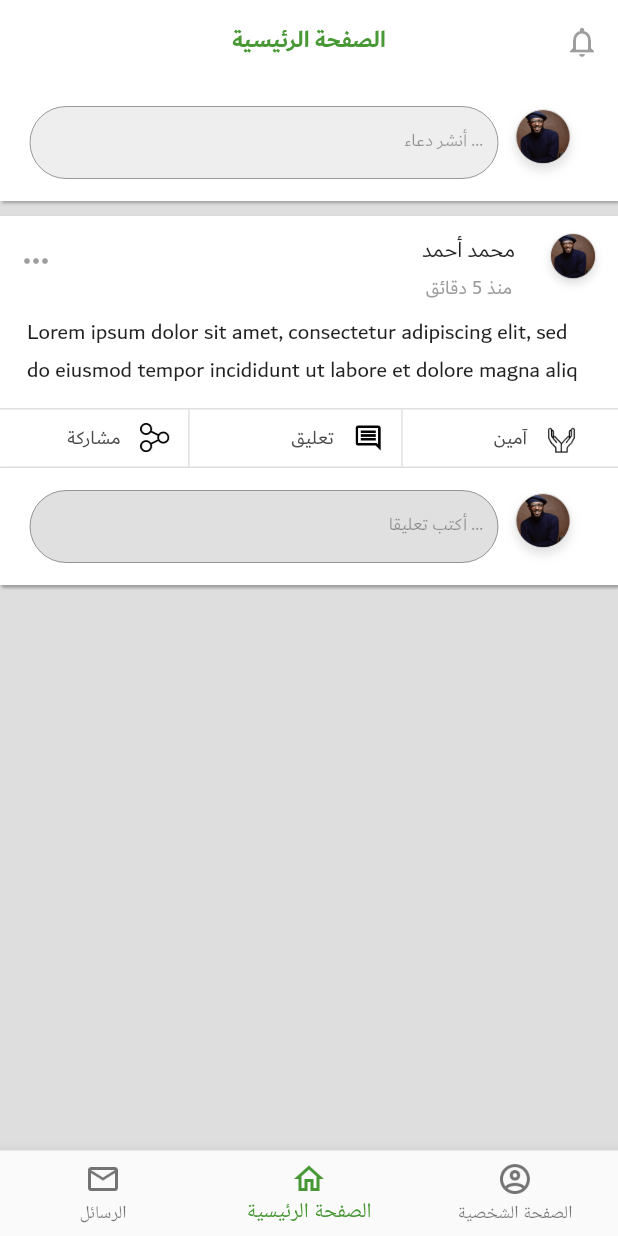
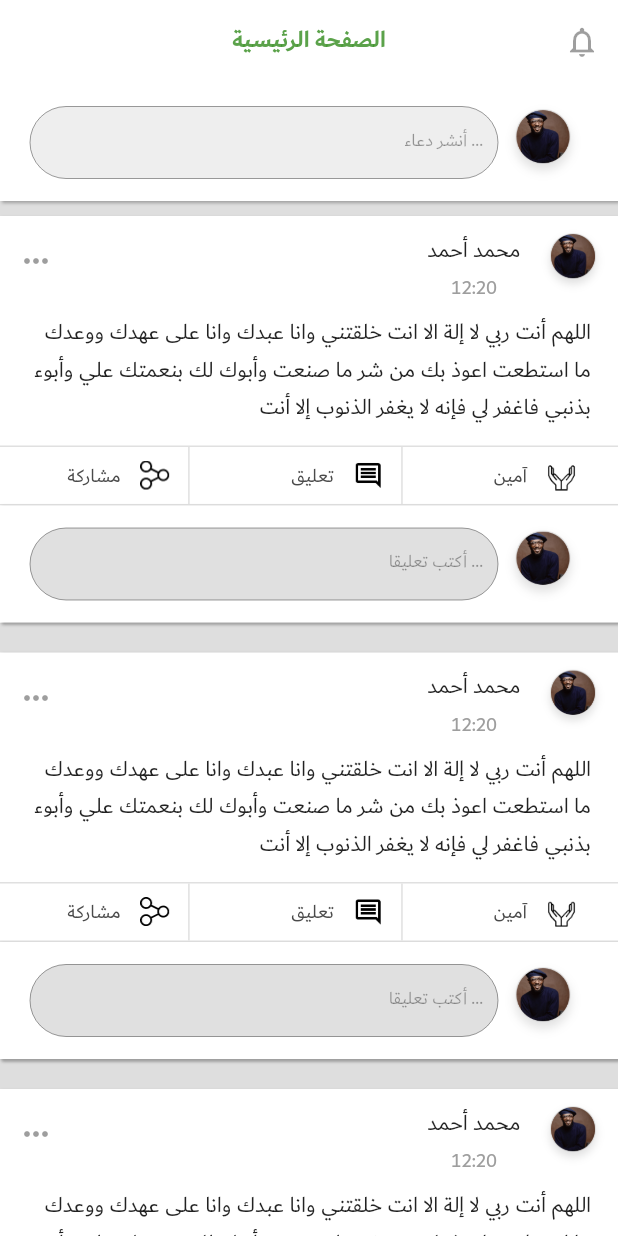
Before and after one commit to Youssefguba/Ameen, a Flutter app: the NewsFeed screen opened directly, on a phone screen of 412 x 824 dp. Run offline on Flutter 3.47's test engine with Material 2 defaults, Android fonts, the phone set to English and light mode, and no system bars.

Commit message:
Create a Widget file for Post & Home Screen for Handle Navigation of Screens

```diff
--- a/lib/main.dart
+++ b/lib/main.dart
@@ -1,6 +1,7 @@
 import 'package:ameen/helpers/ui/app_color.dart';
 import 'package:ameen/ui/Screens/chat_page.dart';
 import 'package:ameen/ui/Screens/contacts_list.dart';
+import 'package:ameen/ui/Screens/home.dart';
 import 'package:flutter/material.dart';
 import 'package:flutter/services.dart';
 
@@ -20,7 +21,7 @@ class MyApp extends StatelessWidget {
         primaryColor: Color.fromRGBO(62, 146, 42, 1),
       ),
       debugShowCheckedModeBanner: false,
-      home: ChatPage(),
+      home: Home(),
     );
   }
 }
--- a/lib/ui/Screens/news_feed.dart
+++ b/lib/ui/Screens/news_feed.dart
@@ -3,7 +3,9 @@ import 'package:ameen/ui/widgets/bottom_navigation.dart';
 import 'package:ameen/ui/widgets/custom_app_bar.dart';
 import 'package:ameen/ui/widgets/post_widgets/head_of_post.dart';
 import 'package:ameen/ui/widgets/news_feed_widgets/create_post_or_comment_widget.dart';
+import 'package:ameen/ui/widgets/post_widgets/post_widget.dart';
 import 'package:ameen/ui/widgets/post_widgets/reactions_button_row.dart';
+import 'package:flutter/cupertino.dart';
 import 'package:flutter/material.dart';
 import 'package:flutter/widgets.dart';
 
@@ -18,127 +20,147 @@ class _NewsFeedState extends State<NewsFeed> {
     return Scaffold(
       backgroundColor: cBackground,
       appBar: CustomAppBar(),
-      bottomNavigationBar: BottomNavigation(1),
-      body: SingleChildScrollView(
-        child: Container(
-          height: MediaQuery.of(context).size.height,
-          child: Stack(
-            children: <Widget>[
-              Column(
+      body: Container(
+        child: ListView(
                 children: <Widget>[
                   CreatePostOrComment("أنشر دعاء ...", Colors.grey[200]),
-                  _postCard(),
+                  PostWidget(
+                    name:"محمد أحمد" ,
+                    time: "12:20",
+                    image: AssetImage("assets/images/person_test.png"),
+                    content: "اللهم أنت ربي لا إلة الا انت خلقتني وانا عبدك وانا على عهدك ووعدك ما استطعت اعوذ بك من شر ما صنعت وأبوك لك بنعمتك علي وأبوء بذنبي فاغفر لي فإنه لا يغفر الذنوب إلا أنت",
+                  ),
+                  PostWidget(
+                    name:"محمد أحمد" ,
+                    time: "12:20",
+                    image: AssetImage("assets/images/person_test.png"),
+                    content: "اللهم أنت ربي لا إلة الا انت خلقتني وانا عبدك وانا على عهدك ووعدك ما استطعت اعوذ بك من شر ما صنعت وأبوك لك بنعمتك علي وأبوء بذنبي فاغفر لي فإنه لا يغفر الذنوب إلا أنت",
+                  ),
+                  PostWidget(
+                    name:"محمد أحمد" ,
+                    time: "12:20",
+                    image: AssetImage("assets/images/person_test.png"),
+                    content: "اللهم أنت ربي لا إلة الا انت خلقتني وانا عبدك وانا على عهدك ووعدك ما استطعت اعوذ بك من شر ما صنعت وأبوك لك بنعمتك علي وأبوء بذنبي فاغفر لي فإنه لا يغفر الذنوب إلا أنت",
+                  ),
+                  PostWidget(
+                    name:"محمد أحمد" ,
+                    time: "12:20",
+                    image: AssetImage("assets/images/person_test.png"),
+                    content: "اللهم أنت ربي لا إلة الا انت خلقتني وانا عبدك وانا على عهدك ووعدك ما استطعت اعوذ بك من شر ما صنعت وأبوك لك بنعمتك علي وأبوء بذنبي فاغفر لي فإنه لا يغفر الذنوب إلا أنت",
+                  ),
+
+
+
+
                 ],
               ),
-            ],
           ),
-        ),
-      ),
     );
   }
 
   /*
   * The Beginning of Post Widget (Photo, Name, Time, Setting, Reactions)..
   * */
-  Widget _postCard() {
-    return Container(
-      decoration: BoxDecoration(
-        color: Colors.white,
-        boxShadow: [
-          BoxShadow(
-            color: Colors.grey,
-            blurRadius: 1.0, // has the effect of softening the shadow
-            offset: new Offset(1.0, 1.0),
-          ),
-        ],
-      ),
-      margin: EdgeInsets.symmetric(vertical: 10),
-      child: Column(
-        children: <Widget>[
-          Padding(
-            padding: EdgeInsets.symmetric(horizontal: 13),
-          ),
-
-          /*
-           * The top Section of Post (Photo, Time, Settings, Name)
-           * */
-          headOfPost(),
-
-          /*
-          * The Beginning of Text of the Post
-          * */
-          Container(
-            margin: EdgeInsets.symmetric(vertical: 5, horizontal: 5),
-            padding: EdgeInsets.symmetric(horizontal: 13),
-            child: Text(
-              """Lorem ipsum dolor sit amet, consectetur adipiscing elit, sed do eiusmod tempor incididunt ut labore et dolore magna aliq""",
-              style: TextStyle(
-                fontFamily: 'Dubai',
-                fontSize: 15,
-              ),
-            ),
-          ),
-          /*
-          * The End of Text of the Post
-          * */
-
-          /*
-          * The Beginning of Reaction Buttons Row
-          * */
-          SizedBox(
-            height: 8,
-          ),
-          Container(
-            width: MediaQuery.of(context).size.width,
-            decoration: BoxDecoration(
-              border: Border(
-                top: BorderSide(
-                  color: Colors.grey[300],
-                ),
-                bottom: BorderSide(
-                  color: Colors.grey[300],
-                ),
-              ),
-            ),
-            child: Row(
-              mainAxisAlignment: MainAxisAlignment.spaceAround,
-              children: <Widget>[
-                Container(
-                  padding: EdgeInsets.symmetric(horizontal: 7.0),
-                  decoration: BoxDecoration(
-                    border: Border(
-                      right: BorderSide(
-                        color: Colors.grey[300],
-                      ),
-                    ),
-                  ),
-                  child: reactionsButtonRow(
-                      AssetImage("assets/images/share_icon.png"), 'مشاركة'),
-                ),
-                Container(
-                  padding: EdgeInsets.symmetric(horizontal: 7.0),
-                  decoration: BoxDecoration(
-                  border: Border(
-                    right: BorderSide(
-                      color: Colors.grey[300],
-                    ),
-                  ),
-                ),
-                child: reactionsButtonRow(
-                    AssetImage("assets/images/comment.png"), 'تعليق'),
-                ),
-                reactionsButtonRow(
-                    AssetImage("assets/images/pray_icon.png"), 'آمين'),
-              ],
-            ),
-          ),
-          /*
-          * The End of Reaction Buttons Row
-          * */
-
-          CreatePostOrComment("أكتب تعليقا ...", Colors.grey[300]),
-        ],
-      ),
-    );
-  }
+//  Widget _postCard() {
+//    return Container(
+//      decoration: BoxDecoration(
+//        color: Colors.white,
+//        boxShadow: [
+//          BoxShadow(
+//            color: Colors.grey,
+//            blurRadius: 1.0, // has the effect of softening the shadow
+//            offset: new Offset(1.0, 1.0),
+//          ),
+//        ],
+//      ),
+//      margin: EdgeInsets.symmetric(vertical: 10),
+//      child: Column(
+//        children: <Widget>[
+//          Padding(
+//            padding: EdgeInsets.symmetric(horizontal: 13),
+//          ),
+//
+//          /*
+//           * The top Section of Post (Photo, Time, Settings, Name)
+//           * */
+//          headOfPost(),
+//
+//          /*
+//          * The Beginning of Text of the Post
+//          * */
+//          Container(
+//            margin: EdgeInsets.symmetric(vertical: 5, horizontal: 5),
+//            padding: EdgeInsets.symmetric(horizontal: 13),
+//            child: Text(
+//              """اللهم إنك انت الحي القيوم لا إلة الا انت نستغفرك ونتوب إليك ونؤمن بك ونتوكل عليك انت الغني ونحن الفقراء إليك ، أنت القوي ونحن الضعفاء إليك  """,
+//              style: TextStyle(
+//                fontFamily: 'Dubai',
+//                fontSize: 15,
+//              ),
+//              textDirection: TextDirection.rtl,
+//            ),
+//          ),
+//          /*
+//          * The End of Text of the Post
+//          * */
+//
+//          /*
+//          * The Beginning of Reaction Buttons Row
+//          * */
+//          SizedBox(
+//            height: 8,
+//          ),
+//          Container(
+//            width: MediaQuery.of(context).size.width,
+//            decoration: BoxDecoration(
+//              border: Border(
+//                top: BorderSide(
+//                  color: Colors.grey[300],
+//                ),
+//                bottom: BorderSide(
+//                  color: Colors.grey[300],
+//                ),
+//              ),
+//            ),
+//            child: Row(
+//              mainAxisAlignment: MainAxisAlignment.spaceAround,
+//              children: <Widget>[
+//                Container(
+//                  padding: EdgeInsets.symmetric(horizontal: 7.0),
+//                  decoration: BoxDecoration(
+//                    border: Border(
+//                      right: BorderSide(
+//                        color: Colors.grey[300],
+//                      ),
+//                    ),
+//                  ),
+//                  child: reactionsButtonRow(
+//                      AssetImage("assets/images/share_icon.png"), 'مشاركة'),
+//                ),
+//                Container(
+//                  padding: EdgeInsets.symmetric(horizontal: 7.0),
+//                  decoration: BoxDecoration(
+//                  border: Border(
+//                    right: BorderSide(
+//                      color: Colors.grey[300],
+//                    ),
+//                  ),
+//                ),
+//                child: reactionsButtonRow(
+//                    AssetImage("assets/images/comment.png"), 'تعليق'),
+//                ),
+//                reactionsButtonRow(
+//                    AssetImage("assets/images/pray_icon.png"), 'آمين'),
+//              ],
+//            ),
+//          ),
+//          /*
+//          * The End of Reaction Buttons Row
+//          * */
+//
+//          CreatePostOrComment("أكتب تعليقا ...", Colors.grey[300]),
+//        ],
+//      ),
+//    );
+//  }
 }
--- a/lib/ui/Screens/user_profile.dart
+++ b/lib/ui/Screens/user_profile.dart
@@ -16,7 +16,6 @@ class _UserProfileState extends State<UserProfile> {
     return MaterialApp(
       home: Scaffold(
         backgroundColor: Color.fromRGBO(222, 222, 222, 1),
-        bottomNavigationBar: BottomNavigation(2),
         body: DefaultTabController(
           length: 2,
           child: NestedScrollView(
@@ -67,7 +66,7 @@ class _UserProfileState extends State<UserProfile> {
       ),
       flexibleSpace: FlexibleSpaceBar(
         background: ProfileAppBar(),
-        collapseMode: CollapseMode.none,
+        collapseMode: CollapseMode.pin,
         centerTitle: true,
       ),
       title: Text(
--- a/lib/ui/widgets/bottom_navigation.dart
+++ b/lib/ui/widgets/bottom_navigation.dart
@@ -1,10 +1,10 @@
 import 'package:ameen/helpers/ui/app_color.dart';
+import 'package:ameen/ui/Screens/contacts_list.dart';
+import 'package:ameen/ui/Screens/news_feed.dart';
+import 'package:ameen/ui/Screens/user_profile.dart';
 import 'package:flutter/material.dart';
 
 class BottomNavigation extends StatefulWidget {
-  final int currentIndex;
-
-  const BottomNavigation(this.currentIndex);
 
   @override
   _BottomNavigationState createState() => _BottomNavigationState();
@@ -12,13 +12,17 @@ class BottomNavigation extends StatefulWidget {
 }
 
 class _BottomNavigationState extends State<BottomNavigation> {
+  int _currentIndex = 0;
+
   @override
   Widget build(BuildContext context) {
     return BottomNavigationBar(
       selectedItemColor: cGreen,
-      currentIndex: widget.currentIndex, // this will be set when a new tab is tapped
+      currentIndex: _currentIndex, //
+      onTap: _onTabTapped,
       items: [
         BottomNavigationBarItem(
+
           icon: ImageIcon (
               AssetImage("assets/images/email.png"),
               size: 24,
@@ -56,12 +60,19 @@ class _BottomNavigationState extends State<BottomNavigation> {
             style: TextStyle(
               fontFamily: 'Dubai',
               fontSize: 12.0,
-              color: Colors.grey.shade500,
               fontWeight: FontWeight.w800,
             ),
           ),
         )
       ],
     );
+
   }
+
+  void _onTabTapped(int index) {
+    setState(() {
+      _currentIndex = index;
+    });
+  }
+
 }
--- a/lib/ui/widgets/custom_app_bar.dart
+++ b/lib/ui/widgets/custom_app_bar.dart
@@ -1,5 +1,6 @@
-import 'package:ameen/helpers/ui/app_color.dart';
+import 'package:ameen/helpers/ui/app_color.dart' as myColors;
 import 'package:flutter/material.dart';
+
 
 Widget CustomAppBar() {
   return AppBar(
@@ -14,7 +15,7 @@ Widget CustomAppBar() {
           fontSize: 16.0,
           fontFamily: 'Dubai',
           fontWeight: FontWeight.w700,
-          color: cGreen,
+          color:  myColors.green[700],
         ),
       ),
     ),
--- /dev/null
+++ b/lib/ui/widgets/post_widgets/post_widget.dart
@@ -0,0 +1,183 @@
+import 'package:ameen/ui/widgets/news_feed_widgets/create_post_or_comment_widget.dart';
+import 'package:ameen/ui/widgets/post_widgets/head_of_post.dart';
+import 'package:ameen/ui/widgets/post_widgets/reactions_button_row.dart';
+import 'package:flutter/material.dart';
+
+/*
+* This class represent the UI of Post and every thing related with it..
+* */
+class PostWidget extends StatefulWidget {
+  final String name;
+  final String time;
+  final ImageProvider image;
+  final String content;
+
+  const PostWidget({this.name, this.time, this.image, this.content});
+
+  @override
+  _PostWidgetState createState() => _PostWidgetState();
+}
+
+class _PostWidgetState extends State<PostWidget> {
+  @override
+  Widget build(BuildContext context) {
+    return Container(
+      decoration: BoxDecoration(
+        color: Colors.white,
+        boxShadow: [
+          BoxShadow(
+            color: Colors.grey,
+            blurRadius: 1.0, // has the effect of softening the shadow
+            offset: new Offset(1.0, 1.0),
+          ),
+        ],
+      ),
+      margin: EdgeInsets.symmetric(vertical: 10),
+      child: Column(
+        children: <Widget>[
+          Padding(
+            padding: EdgeInsets.symmetric(horizontal: 13),
+          ),
+
+          /*
+           * The top Section of Post (Photo, Time, Settings, Name)
+           * */
+          headOfPost(widget.name,widget.time,widget.image),
+
+          /*
+          * The Beginning of Text of the Post
+          * */
+          Container(
+            margin: EdgeInsets.symmetric(vertical: 5, horizontal: 5),
+            padding: EdgeInsets.symmetric(horizontal: 13),
+            child: Text(
+              widget.content,
+              style: TextStyle(
+                fontFamily: 'Dubai',
+                fontSize: 15,
+              ),
+              textDirection: TextDirection.rtl,
+            ),
+          ),
+          /*
+          * The End of Text of the Post
+          * */
+
+          /*
+          * The Beginning of Reaction Buttons Row
+          * */
+          SizedBox(
+            height: 8,
+          ),
+          Container(
+            width: MediaQuery.of(context).size.width,
+            decoration: BoxDecoration(
+              border: Border(
+                top: BorderSide(
+                  color: Colors.grey[300],
+                ),
+                bottom: BorderSide(
+                  color: Colors.grey[300],
+                ),
+              ),
+            ),
+            child: Row(
+              mainAxisAlignment: MainAxisAlignment.spaceAround,
+              children: <Widget>[
+                Container(
+                  padding: EdgeInsets.symmetric(horizontal: 7.0),
+                  decoration: BoxDecoration(
+                    border: Border(
+                      right: BorderSide(
+                        color: Colors.grey[300],
+                      ),
+                    ),
+                  ),
+                  child: reactionsButtonRow(
+                      AssetImage("assets/images/share_icon.png"), 'مشاركة'),
+                ),
+                Container(
+                  padding: EdgeInsets.symmetric(horizontal: 7.0),
+                  decoration: BoxDecoration(
+                    border: Border(
+                      right: BorderSide(
+                        color: Colors.grey[300],
+                      ),
+                    ),
+                  ),
+                  child: reactionsButtonRow(
+                      AssetImage("assets/images/comment.png"), 'تعليق'),
+                ),
+                reactionsButtonRow(
+                    AssetImage("assets/images/pray_icon.png"), 'آمين'),
+              ],
+            ),
+          ),
+          /*
+          * The End of Reaction Buttons Row
+          * */
+
+          CreatePostOrComment("أكتب تعليقا ...", Colors.grey[300]),
+        ],
+      ),
+    );
+  }
+
+  /*
+  * The top Section of Post (Photo, Time, Settings, Name)
+  * */
+  Row headOfPost(String name, String time, ImageProvider image){
+    return Row(
+      mainAxisAlignment: MainAxisAlignment.spaceBetween,
+      crossAxisAlignment: CrossAxisAlignment.center,
+      children: <Widget>[
+        Flexible(
+          child: IconButton(
+            icon: Icon(Icons.more_horiz),
+          ),
+        ),
+        Row(
+          crossAxisAlignment: CrossAxisAlignment.center,
+          children: <Widget>[
+            Column(
+              crossAxisAlignment: CrossAxisAlignment.center,
+              children: <Widget>[
+                Container(
+                  margin: EdgeInsets.fromLTRB(5, 10, 5, 1),
+                  child: Text(
+                    name,
+                    style: TextStyle(
+                      fontFamily: 'Dubai',
+                      fontSize: 15,
+                    ),
+                  ),
+                ),
+                Container(
+                  margin:
+                  EdgeInsets.symmetric(horizontal: 5, vertical: 1),
+                  child: Text(
+                    time,
+                    style: TextStyle(
+                      fontFamily: 'Dubai',
+                      fontSize: 13,
+                      color: Colors.grey.shade500,
+                    ),
+                  ),
+                ),
+              ],
+            ),
+            Container(
+              height: 50,
+              width: 50,
+              margin: EdgeInsets.symmetric(horizontal: 5, vertical: 5),
+              child: Image(
+                image: image,
+//                AssetImage('assets/images/person_test.png'),
+              ),
+            ),
+          ],
+        ),
+      ],
+    );
+  }
+}
```
Also changed, not shown: lib/ui/Screens/contacts_list.dart (+58 -1 lines), lib/ui/Screens/home.dart (added, +83 -0 lines).
